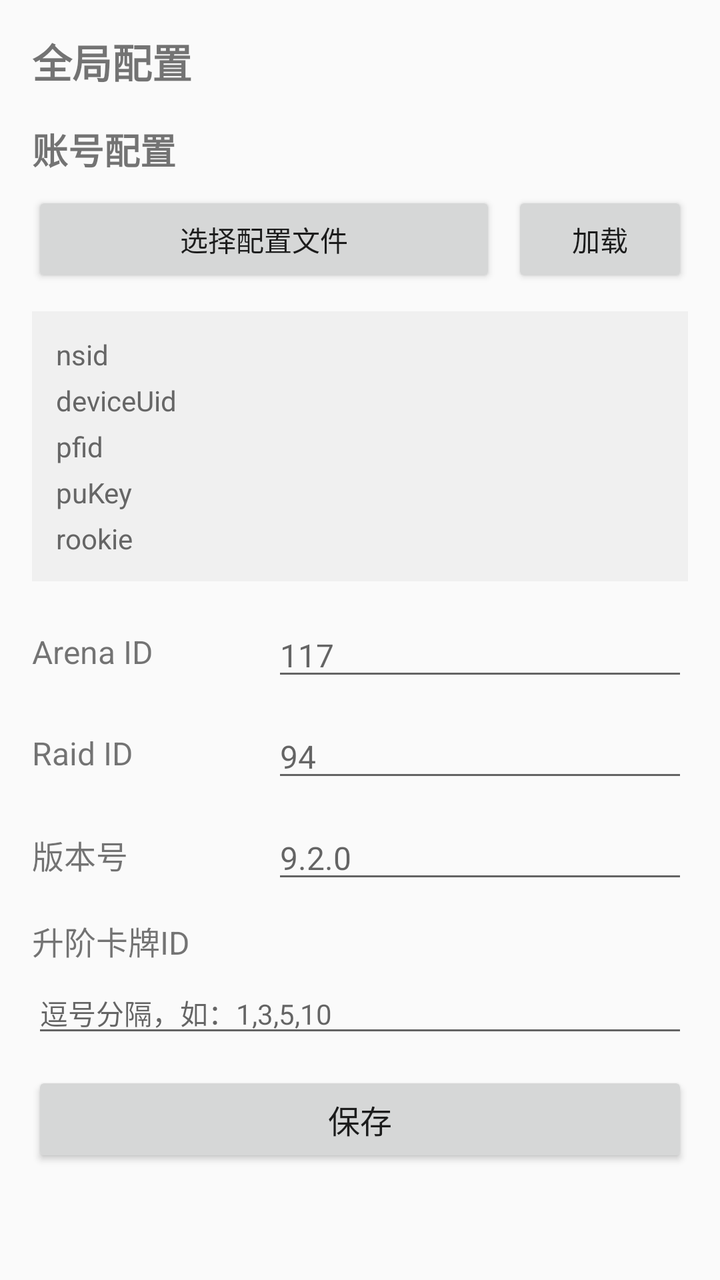
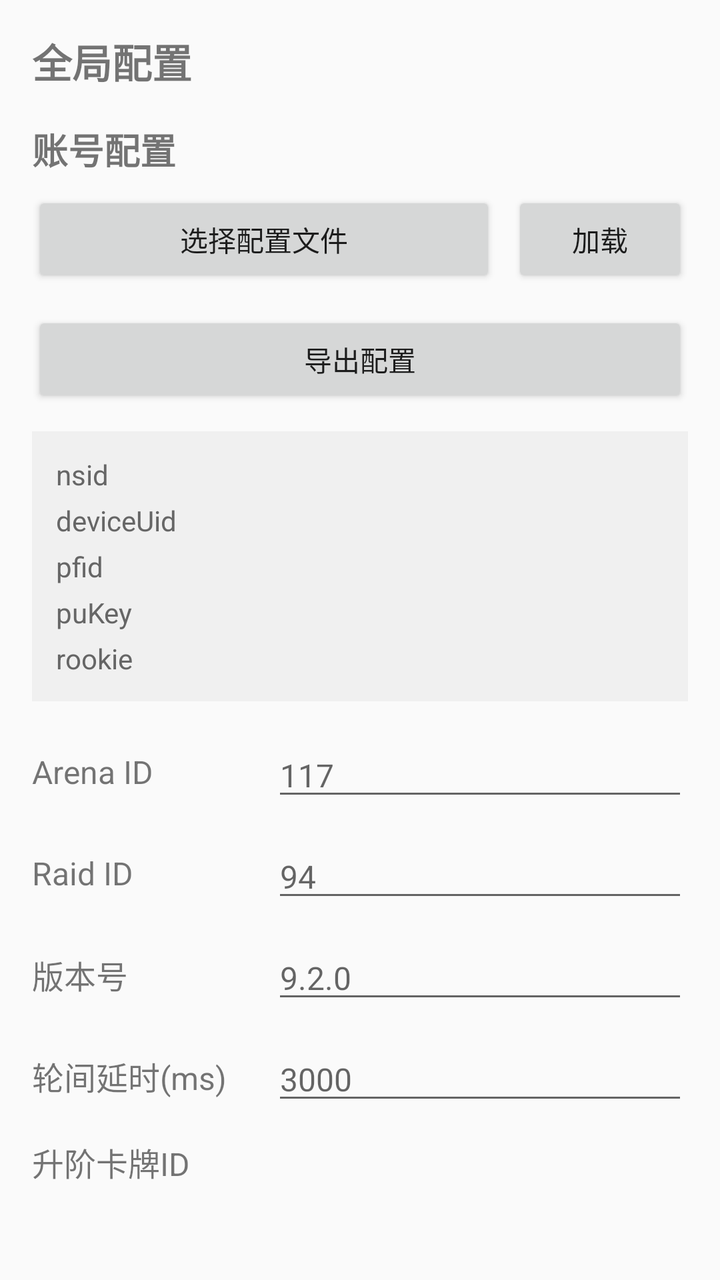

Screens rendered from an Android XML layout before and after an edit, with the pre-edit source and the edit as a unified diff.
<!-- AndroidManifest.xml: application theme AppTheme -->
<!-- res/layout/fragment_settings.xml -->
<?xml version="1.0" encoding="utf-8"?>
<LinearLayout xmlns:android="http://schemas.android.com/apk/res/android"
              android:layout_width="match_parent"
              android:layout_height="match_parent"
              android:orientation="vertical"
              android:padding="16dp">

    <TextView
            android:layout_width="match_parent"
            android:layout_height="wrap_content"
            android:text="@string/settings_title"
            android:textSize="20sp"
            android:textStyle="bold"
            android:layout_marginBottom="16dp"/>

    
    <TextView
            android:layout_width="match_parent"
            android:layout_height="wrap_content"
            android:text="@string/account_config_title"
            android:textSize="18sp"
            android:textStyle="bold"
            android:layout_marginBottom="8dp"/>

    <LinearLayout
            android:layout_width="match_parent"
            android:layout_height="wrap_content"
            android:orientation="horizontal"
            android:gravity="center_vertical"
            android:layout_marginBottom="12dp">

        <Button
                android:id="@+id/btn_select_config_file"
                android:layout_width="0dp"
                android:layout_height="wrap_content"
                android:layout_weight="1"
                android:text="@string/btn_select_config_file"
                android:textSize="14sp"/>

        <Button
                android:id="@+id/btn_load_config"
                android:layout_width="wrap_content"
                android:layout_height="wrap_content"
                android:layout_marginStart="8dp"
                android:text="@string/btn_load_config"
                android:textSize="14sp"/>
    </LinearLayout>

    
    <LinearLayout
            android:id="@+id/account_info_section"
            android:layout_width="match_parent"
            android:layout_height="wrap_content"
            android:orientation="vertical"
            android:padding="12dp"
            android:background="#F0F0F0"
            android:layout_marginBottom="16dp"
            android:visibility="visible">

        
        <LinearLayout
                android:layout_width="match_parent"
                android:layout_height="wrap_content"
                android:orientation="horizontal"
                android:layout_marginBottom="4dp">

            <TextView
                    android:layout_width="100dp"
                    android:layout_height="wrap_content"
                    android:text="@string/account_info_nsid"
                    android:textSize="14sp"
                    android:textColor="#666666"/>

            <TextView
                    android:id="@+id/text_nsid"
                    android:layout_width="0dp"
                    android:layout_height="wrap_content"
                    android:layout_weight="1"
                    android:textSize="14sp"
                    android:textIsSelectable="true"/>
        </LinearLayout>

        
        <LinearLayout
                android:layout_width="match_parent"
                android:layout_height="wrap_content"
                android:orientation="horizontal"
                android:layout_marginBottom="4dp">

            <TextView
                    android:layout_width="100dp"
                    android:layout_height="wrap_content"
                    android:text="@string/account_info_device_uid"
                    android:textSize="14sp"
                    android:textColor="#666666"/>

            <TextView
                    android:id="@+id/text_device_uid"
                    android:layout_width="0dp"
                    android:layout_height="wrap_content"
                    android:layout_weight="1"
                    android:textSize="14sp"
                    android:textIsSelectable="true"/>
        </LinearLayout>

        
        <LinearLayout
                android:layout_width="match_parent"
                android:layout_height="wrap_content"
                android:orientation="horizontal"
                android:layout_marginBottom="4dp">

            <TextView
                    android:layout_width="100dp"
                    android:layout_height="wrap_content"
                    android:text="@string/account_info_pfid"
                    android:textSize="14sp"
                    android:textColor="#666666"/>

            <TextView
                    android:id="@+id/text_pfid"
                    android:layout_width="0dp"
                    android:layout_height="wrap_content"
                    android:layout_weight="1"
                    android:textSize="14sp"/>
        </LinearLayout>

        
        <LinearLayout
                android:layout_width="match_parent"
                android:layout_height="wrap_content"
                android:orientation="horizontal"
                android:layout_marginBottom="4dp">

            <TextView
                    android:layout_width="100dp"
                    android:layout_height="wrap_content"
                    android:text="@string/account_info_pukey"
                    android:textSize="14sp"
                    android:textColor="#666666"/>

            <TextView
                    android:id="@+id/text_pukey"
                    android:layout_width="0dp"
                    android:layout_height="wrap_content"
                    android:layout_weight="1"
                    android:textSize="14sp"
                    android:textIsSelectable="true"/>
        </LinearLayout>

        
        <LinearLayout
                android:layout_width="match_parent"
                android:layout_height="wrap_content"
                android:orientation="horizontal">

            <TextView
                    android:layout_width="100dp"
                    android:layout_height="wrap_content"
                    android:text="@string/account_info_rookie"
                    android:textSize="14sp"
                    android:textColor="#666666"/>

            <TextView
                    android:id="@+id/text_rookie"
                    android:layout_width="0dp"
                    android:layout_height="wrap_content"
                    android:layout_weight="1"
                    android:textSize="14sp"/>
        </LinearLayout>
    </LinearLayout>

    
    <LinearLayout
            android:layout_width="match_parent"
            android:layout_height="wrap_content"
            android:orientation="horizontal"
            android:gravity="center_vertical"
            android:layout_marginBottom="12dp">

        <TextView
                android:layout_width="120dp"
                android:layout_height="wrap_content"
                android:text="@string/settings_arena_id"
                android:textSize="16sp"/>

        <EditText
                android:id="@+id/edit_arena_id"
                android:layout_width="0dp"
                android:layout_height="wrap_content"
                android:layout_weight="1"
                android:inputType="number"
                android:hint="117"
                android:textSize="16sp"/>
    </LinearLayout>

    
    <LinearLayout
            android:layout_width="match_parent"
            android:layout_height="wrap_content"
            android:orientation="horizontal"
            android:gravity="center_vertical"
            android:layout_marginBottom="12dp">

        <TextView
                android:layout_width="120dp"
                android:layout_height="wrap_content"
                android:text="@string/settings_raid_id"
                android:textSize="16sp"/>

        <EditText
                android:id="@+id/edit_raid_id"
                android:layout_width="0dp"
                android:layout_height="wrap_content"
                android:layout_weight="1"
                android:inputType="text"
                android:hint="94"
                android:textSize="16sp"/>
    </LinearLayout>

    
    <LinearLayout
            android:layout_width="match_parent"
            android:layout_height="wrap_content"
            android:orientation="horizontal"
            android:gravity="center_vertical"
            android:layout_marginBottom="12dp">

        <TextView
                android:layout_width="120dp"
                android:layout_height="wrap_content"
                android:text="@string/settings_appli_version"
                android:textSize="16sp"/>

        <EditText
                android:id="@+id/edit_appli_version"
                android:layout_width="0dp"
                android:layout_height="wrap_content"
                android:layout_weight="1"
                android:inputType="text"
                android:hint="9.2.0"
                android:textSize="16sp"/>
    </LinearLayout>

    
    <LinearLayout
            android:layout_width="match_parent"
            android:layout_height="wrap_content"
            android:orientation="vertical"
            android:layout_marginBottom="12dp">

        <TextView
                android:layout_width="match_parent"
                android:layout_height="wrap_content"
                android:text="@string/settings_card_upgrade_id_list"
                android:textSize="16sp"
                android:layout_marginBottom="4dp"/>

        <EditText
                android:id="@+id/edit_card_upgrade_id_list"
                android:layout_width="match_parent"
                android:layout_height="wrap_content"
                android:minLines="3"
                android:inputType="text"
                android:hint="@string/settings_card_upgrade_id_list_hint"
                android:textSize="14sp"
                android:gravity="top|start"/>
    </LinearLayout>

    
    <Button
            android:id="@+id/btn_save_settings"
            android:layout_width="match_parent"
            android:layout_height="wrap_content"
            android:text="@string/btn_save"
            android:textSize="16sp"/>

</LinearLayout>
<!-- resources referenced by this layout -->
<resources>
  <string name="account_config_title">账号配置</string>
  <string name="account_info_device_uid">deviceUid</string>
  <string name="account_info_nsid">nsid</string>
  <string name="account_info_pfid">pfid</string>
  <string name="account_info_pukey">puKey</string>
  <string name="account_info_rookie">rookie</string>
  <string name="btn_load_config">加载</string>
  <string name="btn_save">保存</string>
  <string name="btn_select_config_file">选择配置文件</string>
  <string name="settings_appli_version">版本号</string>
  <string name="settings_arena_id">Arena ID</string>
  <string name="settings_card_upgrade_id_list">升阶卡牌ID</string>
  <string name="settings_card_upgrade_id_list_hint">逗号分隔，如：1,3,5,10</string>
  <string name="settings_raid_id">Raid ID</string>
  <string name="settings_title">全局配置</string>
  <style name="AppTheme" parent="Theme.AppCompat.Light.DarkActionBar">
          
          <item name="colorPrimary">@color/colorPrimary</item>
          <item name="colorPrimaryDark">@color/colorPrimaryDark</item>
          <item name="colorAccent">@color/colorAccent</item>
      </style>
  <color name="colorPrimary">#008577</color>
  <color name="colorPrimaryDark">#00574B</color>
  <color name="colorAccent">#D81B60</color>
</resources>

<!-- the commit's change to res/layout/fragment_settings.xml (unified diff, before → after) -->
@@ -46,6 +46,14 @@
                 android:textSize="14sp"/>
     </LinearLayout>
 
+    <Button
+            android:id="@+id/btn_export_config"
+            android:layout_width="match_parent"
+            android:layout_height="wrap_content"
+            android:layout_marginBottom="12dp"
+            android:text="@string/btn_export_config"
+            android:textSize="14sp"/>
+
     
     <LinearLayout
             android:id="@+id/account_info_section"
@@ -246,6 +254,30 @@
     <LinearLayout
             android:layout_width="match_parent"
             android:layout_height="wrap_content"
+            android:orientation="horizontal"
+            android:gravity="center_vertical"
+            android:layout_marginBottom="12dp">
+
+        <TextView
+                android:layout_width="120dp"
+                android:layout_height="wrap_content"
+                android:text="@string/settings_sleep_base_ms"
+                android:textSize="16sp"/>
+
+        <EditText
+                android:id="@+id/edit_sleep_base_ms"
+                android:layout_width="0dp"
+                android:layout_height="wrap_content"
+                android:layout_weight="1"
+                android:inputType="number"
+                android:hint="3000"
+                android:textSize="16sp"/>
+    </LinearLayout>
+
+    
+    <LinearLayout
+            android:layout_width="match_parent"
+            android:layout_height="wrap_content"
             android:orientation="vertical"
             android:layout_marginBottom="12dp">
 
<!-- resource entries referenced after the edit -->
@@ -6,6 +6,7 @@
   <string name="account_info_pfid">pfid</string>
   <string name="account_info_pukey">puKey</string>
   <string name="account_info_rookie">rookie</string>
+  <string name="btn_export_config">导出配置</string>
   <string name="btn_load_config">加载</string>
   <string name="btn_save">保存</string>
   <string name="btn_select_config_file">选择配置文件</string>
@@ -14,6 +15,7 @@
   <string name="settings_card_upgrade_id_list">升阶卡牌ID</string>
   <string name="settings_card_upgrade_id_list_hint">逗号分隔，如：1,3,5,10</string>
   <string name="settings_raid_id">Raid ID</string>
+  <string name="settings_sleep_base_ms">轮间延时(ms)</string>
   <string name="settings_title">全局配置</string>
   <style name="AppTheme" parent="Theme.AppCompat.Light.DarkActionBar">
           
